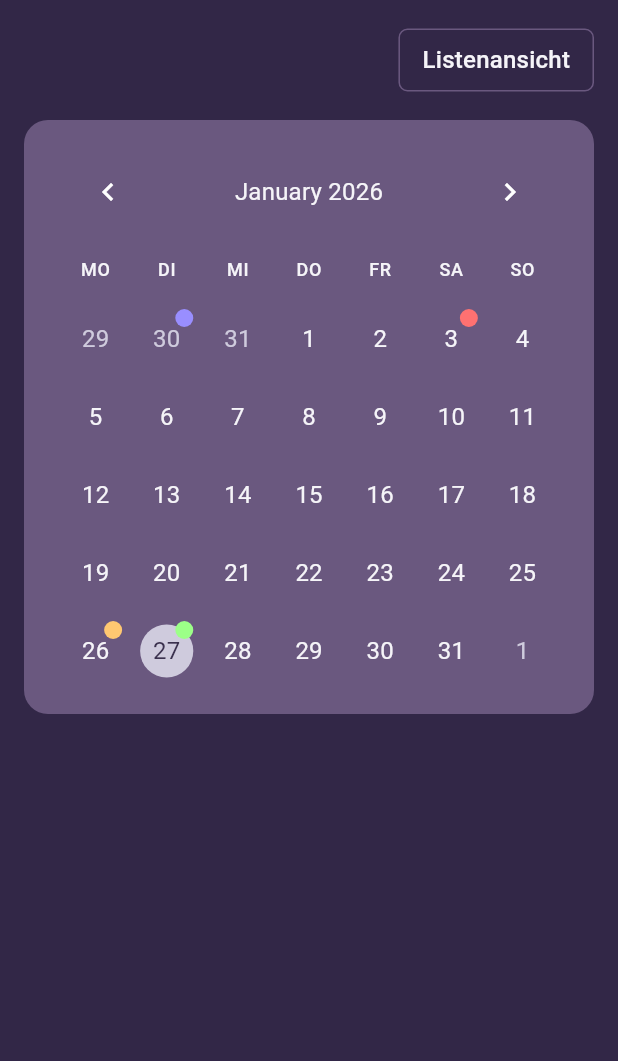
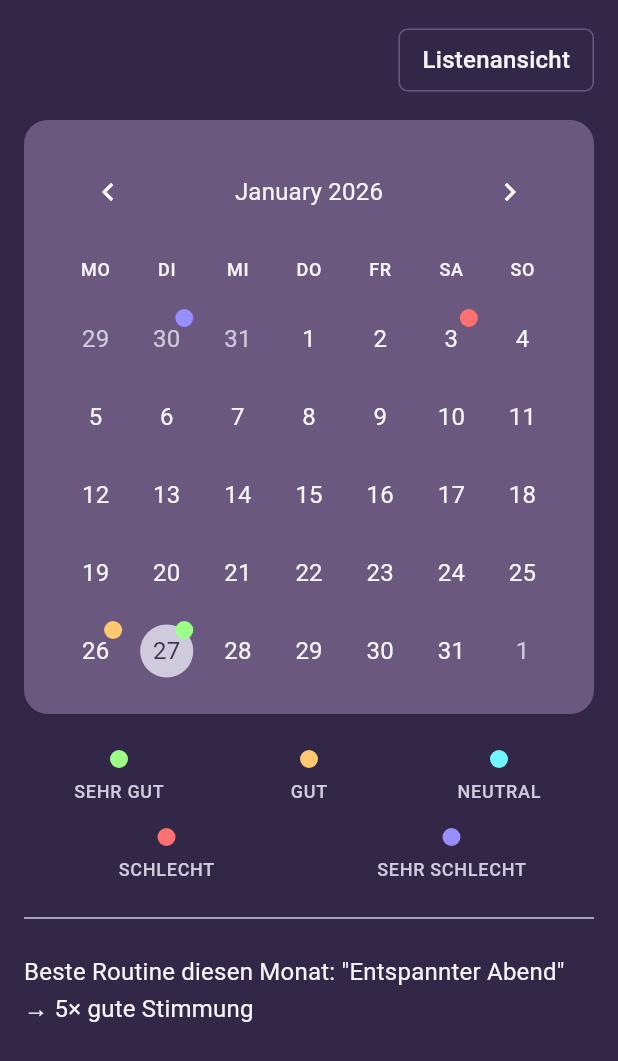
Before and after one commit to Bayoura/evening-flow, a Flutter app: the MoodView screen opened directly, on a phone screen of 412 x 824 dp. Shown: the top 1061 px of the screen. Run offline on Flutter 3.47's test engine with Material 3 defaults, Android fonts, the phone set to English and light mode, and no system bars; drawn by our look-alikes of table_calendar; Roboto replaces fonts that are missing (JakartaPlusSans).

Commit message:
Create MoodLegend widget and add it to MoodView

```diff
--- a/lib/views/mood/mood_view.dart
+++ b/lib/views/mood/mood_view.dart
@@ -1,4 +1,7 @@
+import 'package:evening_flow/constants/colors.dart';
+import 'package:evening_flow/models/mood.dart';
 import 'package:evening_flow/views/mood/widgets/calendar.dart';
+import 'package:evening_flow/views/mood/widgets/mood_legend.dart';
 import 'package:evening_flow/widgets/buttons.dart';
 import 'package:flutter/material.dart';
 
@@ -10,6 +13,9 @@ class MoodView extends StatefulWidget {
 }
 
 class _MoodViewState extends State<MoodView> {
+  String bestRoutine = "Entspannter Abend";
+  int amountGoodMood = 5;
+
   @override
   Widget build(BuildContext context) {
     return Scaffold(
@@ -23,6 +29,29 @@ class _MoodViewState extends State<MoodView> {
             ),
             const SizedBox(height: 16.0),
             const Calendar(),
+            const SizedBox(height: 24.0),
+            const Row(
+              crossAxisAlignment: CrossAxisAlignment.center,
+              children: [
+                Expanded(child: MoodLegend(mood: Mood.veryGood)),
+                Expanded(child: MoodLegend(mood: Mood.good)),
+                Expanded(child: MoodLegend(mood: Mood.neutral)),
+              ],
+            ),
+            const SizedBox(height: 16.0),
+            const Row(
+              crossAxisAlignment: CrossAxisAlignment.center,
+              children: [
+                Expanded(child: MoodLegend(mood: Mood.bad)),
+                Expanded(child: MoodLegend(mood: Mood.veryBad)),
+              ],
+            ),
+            const SizedBox(height: 16.0),
+            const Divider(color: AppColors.textSecondary),
+            const SizedBox(height: 16.0),
+            Text(
+              "Beste Routine diesen Monat: \"$bestRoutine\" → $amountGoodMood× gute Stimmung",
+            ),
           ],
         ),
       ),
--- /dev/null
+++ b/lib/views/mood/widgets/mood_legend.dart
@@ -0,0 +1,34 @@
+import 'package:evening_flow/constants/colors.dart';
+import 'package:evening_flow/models/mood.dart';
+import 'package:evening_flow/ui/theme/mood_colors.dart';
+import 'package:evening_flow/utils/mood_labels.dart';
+import 'package:flutter/material.dart';
+
+class MoodLegend extends StatelessWidget {
+  final Mood mood;
+  const MoodLegend({super.key, required this.mood});
+
+  @override
+  Widget build(BuildContext context) {
+    return Column(
+      crossAxisAlignment: CrossAxisAlignment.center,
+      children: [
+        Container(
+          width: 12,
+          height: 12,
+          decoration: BoxDecoration(
+            color: moodColor(mood),
+            shape: BoxShape.circle,
+          ),
+        ),
+        const SizedBox(height: 8),
+        Text(
+          moodLabel(mood).toUpperCase(),
+          style: Theme.of(
+            context,
+          ).textTheme.labelSmall?.copyWith(color: AppColors.textSecondary),
+        ),
+      ],
+    );
+  }
+}
```
